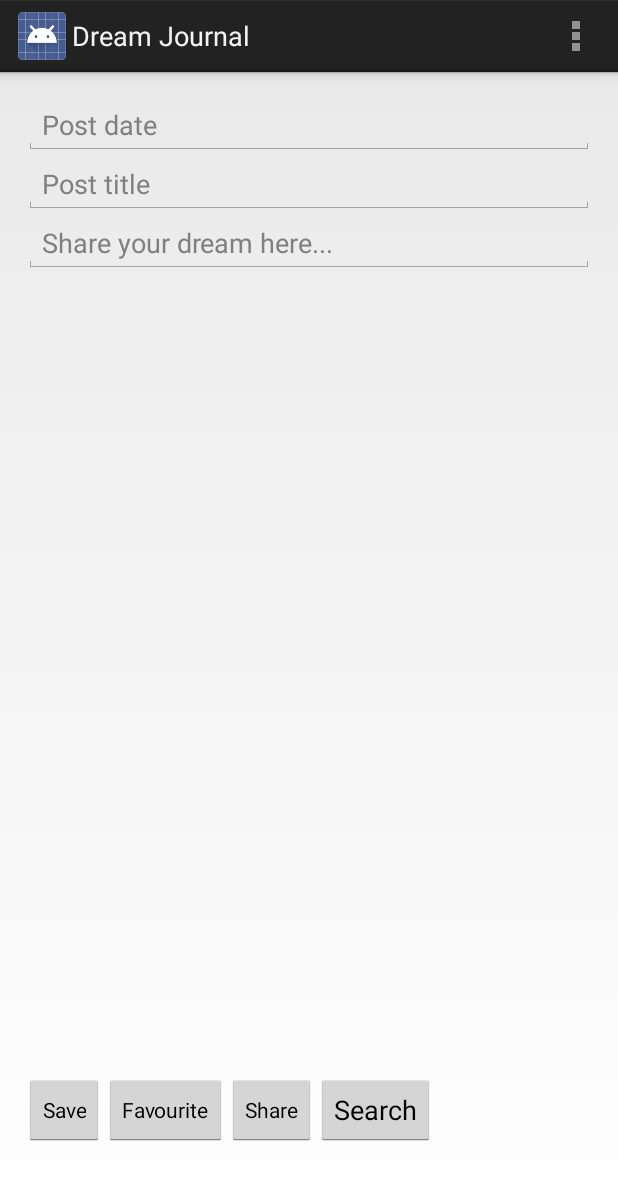
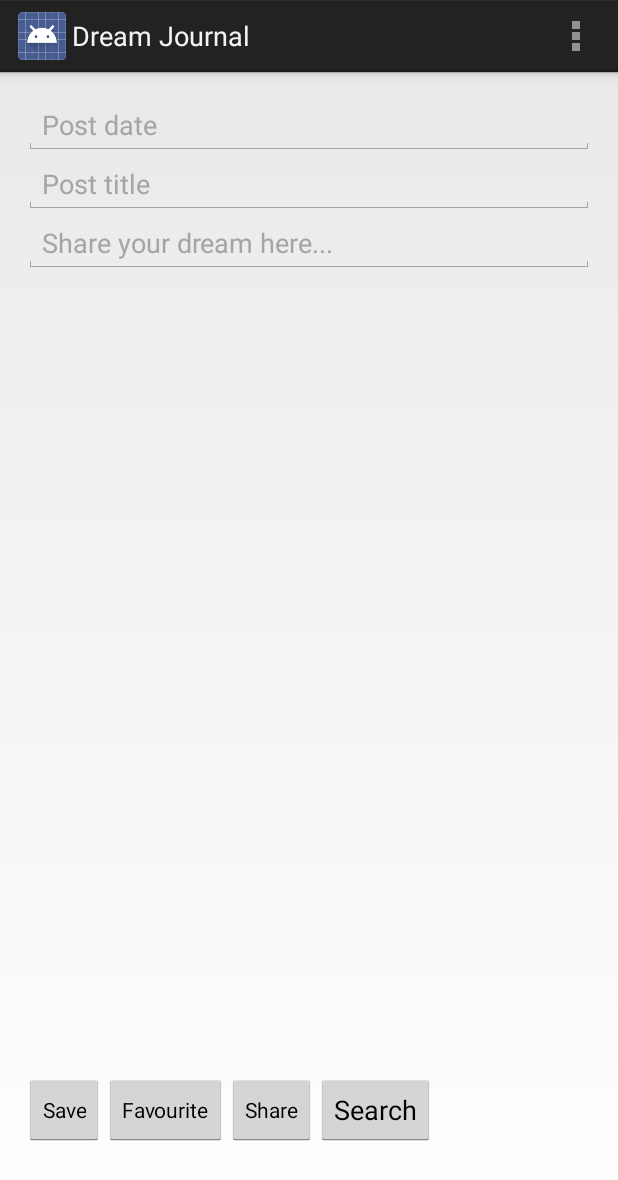
Before and after one commit to farrahzaman/DreamOn, an Android app: the JournalActivity screen opened directly, with no data from a screen before it, on a phone screen of 412 x 824 dp. Shown: the top 1180 px of the screen. Run offline under Robolectric (Android 15) with nearby library versions, the phone set to English and light mode, and no system bars.

Commit message:
journal colour
colour changes

```diff
--- a/app/src/main/AndroidManifest.xml
+++ b/app/src/main/AndroidManifest.xml
@@ -40,6 +40,10 @@
             android:name=".GuidanceActivity"
             android:label="@string/title_activity_guidance" >
         </activity>
+        <activity
+            android:name=".SearchDreamActivity"
+            android:label="@string/title_activity_search_dream" >
+        </activity>
     </application>
 
 </manifest>
--- a/app/src/main/java/farrahzaman/dreamon/CommunityActivity.java
+++ b/app/src/main/java/farrahzaman/dreamon/CommunityActivity.java
@@ -23,7 +23,7 @@ public class CommunityActivity extends Activity {
         TextView textOtherDreamersJournals = (TextView) findViewById(R.id.textOtherDreamersJournals);
         String text = "";
         for (Journal journal : JournalData.journalData.findAll()) {
-            text = text + journal.getDate() + ", " + journal.getTitle() + "\n" + journal.getDream() + "\n\n";
+            text = text + journal.getDate() + " | " + journal.getTitle() + "\n" + journal.getDream() + "\n\n";
         }
         textOtherDreamersJournals.setText(text);
 
--- a/app/src/main/java/farrahzaman/dreamon/JournalActivity.java
+++ b/app/src/main/java/farrahzaman/dreamon/JournalActivity.java
@@ -72,7 +72,19 @@ public class JournalActivity extends Activity {
 
         });
 
-    }
+        Button buttonSearch = (Button) findViewById(R.id.buttonSearch);
+        buttonSearch.setOnClickListener(new View.OnClickListener() {
+            @Override
+            public void onClick(View view) {
+
+                Intent intent = new Intent (view.getContext(),SearchDreamActivity.class);
+                startActivity(intent);
+
+            }
+        });
+
+            }
+
 
 
     @Override
--- a/app/src/main/res/layout/activity_dream_main.xml
+++ b/app/src/main/res/layout/activity_dream_main.xml
@@ -42,7 +42,7 @@
         android:layout_height="wrap_content"
         android:textAppearance="?android:attr/textAppearanceLarge"
         android:text="Dream on Dreamer"
-        android:id="@+id/textView"
+        android:id="@+id/textSearchDream"
         android:layout_above="@+id/textView2"
         android:layout_toRightOf="@+id/homeJournalButton"
         android:layout_toEndOf="@+id/homeJournalButton"
@@ -66,7 +66,7 @@
         android:layout_height="wrap_content"
         android:background="@drawable/maincloud"
         android:id="@+id/imageView"
-        android:layout_above="@+id/textView"
+        android:layout_above="@+id/textSearchDream"
         android:layout_toEndOf="@+id/homeInspireButton"
         android:layout_alignRight="@+id/homeCommButton"
         android:layout_alignEnd="@+id/homeCommButton"
--- a/app/src/main/res/layout/activity_inspiration.xml
+++ b/app/src/main/res/layout/activity_inspiration.xml
@@ -36,4 +36,5 @@
         android:layout_alignBottom="@+id/buttonMedia"
         android:layout_toRightOf="@+id/buttonMedia"
         android:layout_toEndOf="@+id/buttonMedia" />
+
 </RelativeLayout>
--- a/app/src/main/res/layout/activity_journal.xml
+++ b/app/src/main/res/layout/activity_journal.xml
@@ -17,8 +17,10 @@
         android:layout_alignParentStart="true"
         android:layout_alignParentRight="true"
         android:layout_alignParentEnd="true"
-        android:textColor="#ffa5a5a5"
-        android:hint="Post date" />
+        android:textColor="#ff010103"
+        android:hint="Post date"
+        android:textColorHint="#ffa5a5a5"
+        android:textIsSelectable="false" />
 
     <EditText
         android:layout_width="wrap_content"
@@ -29,8 +31,9 @@
         android:layout_alignParentStart="true"
         android:layout_alignRight="@+id/textJournalDate"
         android:layout_alignEnd="@+id/textJournalDate"
-        android:textColor="#FFA5A5A5"
-        android:hint="Post title" />
+        android:textColor="#ff1272a5"
+        android:hint="Post title"
+        android:textColorHint="#ffa5a5a5" />
 
     <EditText
         android:layout_width="wrap_content"
@@ -41,8 +44,9 @@
         android:layout_alignParentStart="true"
         android:layout_alignRight="@+id/textJournalTitle"
         android:layout_alignEnd="@+id/textJournalTitle"
-        android:textColor="#FFA5A5A5"
-        android:hint="Share your dream here..." />
+        android:textColor="#ff313131"
+        android:hint="Share your dream here..."
+        android:textColorHint="#ffa5a5a5" />
 
     <Button
         style="?android:attr/buttonStyleSmall"
--- a/app/src/main/res/values/strings.xml
+++ b/app/src/main/res/values/strings.xml
@@ -10,5 +10,6 @@
     <string name="title_activity_photosand_quotes">Inspirational Photos and Quotes</string>
     <string name="title_activity_media">Media</string>
     <string name="title_activity_guidance">Guidance</string>
+    <string name="title_activity_search_dream">Search Dreams</string>
 
 </resources>
```
Also changed, not shown: app/src/main/java/farrahzaman/dreamon/SearchDreamActivity.java (added, +36 -0 lines), app/src/main/res/layout/activity_community.xml (+7 -7 lines), app/src/main/res/layout/activity_search_dream.xml (added, +47 -0 lines), app/src/main/res/menu/search_dream.xml (added, +8 -0 lines), app/src/main/res/drawable-mdpi/cloudbaby.png (added).
